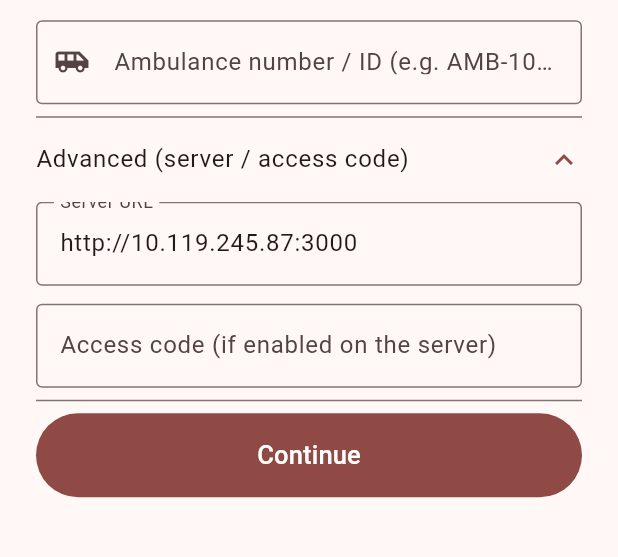
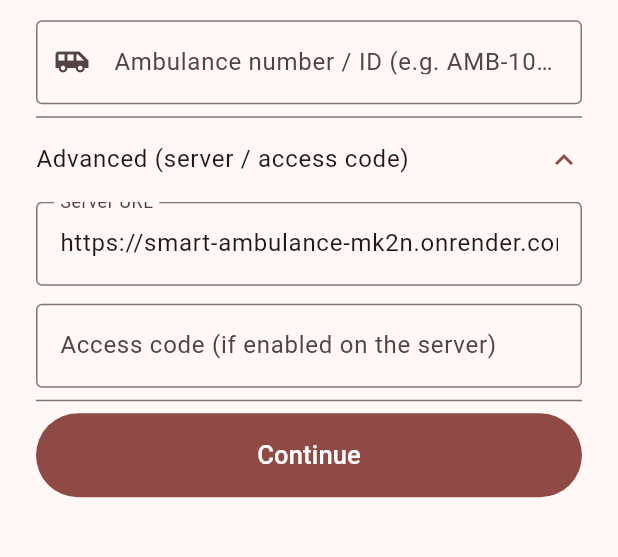
Before and after one commit to anishagupta9006cse-cloud/Smart_Ambulance, a Flutter app: the screen it shows after launch, after a tap on "Advanced (server / access code)", on a phone screen of 412 x 824 dp, the part 540-1097 px from its top. Run offline on Flutter 3.47's test engine with Material 3 defaults, Android fonts, the phone set to English and light mode, and no system bars; our stand-ins replace flutter_map, flutter_tts, geolocator, latlong2, shared_preferences, socket_io_client and 1 more; accounts and stored records are empty; network calls fail.

Commit message:
Update Render live server URL in driver and police app

```diff
--- a/Smart_City_Ambulance/ambulance_alert_app/driver_app/lib/config.dart
+++ b/Smart_City_Ambulance/ambulance_alert_app/driver_app/lib/config.dart
@@ -4,7 +4,7 @@ class AppConfig {
   /// Server URL. It can also be changed under "Advanced" on the login screen.
   static const String defaultServer = String.fromEnvironment(
     'SERVER_URL',
-    defaultValue: 'http://10.119.245.87:3000',
+    defaultValue: 'https://smart-ambulance-mk2n.onrender.com',
   );
   static const String tileUrl =
       'https://tile.openstreetmap.org/{z}/{x}/{y}.png';
--- a/Smart_City_Ambulance/ambulance_alert_app/police_app/lib/config.dart
+++ b/Smart_City_Ambulance/ambulance_alert_app/police_app/lib/config.dart
@@ -4,7 +4,7 @@ class AppConfig {
   /// Server URL. It can also be changed under "Advanced" on the login screen.
   static const String defaultServer = String.fromEnvironment(
     'SERVER_URL',
-    defaultValue: 'http://10.119.245.87:3000',
+    defaultValue: 'https://smart-ambulance-mk2n.onrender.com',
   );
   static const String tileUrl =
       'https://tile.openstreetmap.org/{z}/{x}/{y}.png';
```
